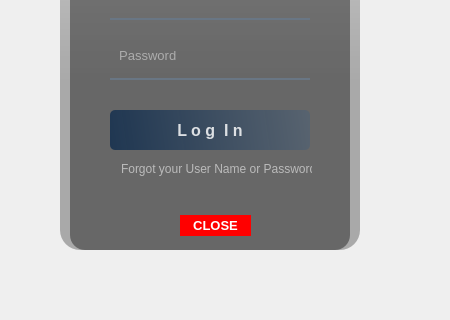
This is login.ui in evanskosgei/new_anpr as Qt 5 draws it before an edit; both pictures show x 0 to 450 and y 230 to 550 of the 450 by 550 pixel window. The edited form follows.
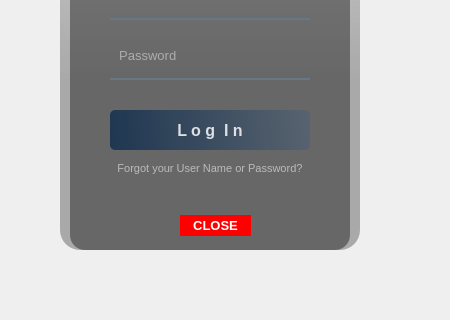
This is the edited form. Icons and pictures are not drawn.

The edit to the form file:
```diff
--- a/login.ui
+++ b/login.ui
@@ -200,21 +200,34 @@
    <widget class="QLabel" name="label_5">
     <property name="geometry">
      <rect>
-      <x>91</x>
+      <x>81</x>
       <y>358</y>
-      <width>191</width>
+      <width>201</width>
       <height>21</height>
      </rect>
     </property>
+    <property name="font">
+     <font>
+      <family>Arial</family>
+      <pointsize>8</pointsize>
+     </font>
+    </property>
     <property name="cursor">
      <cursorShape>PointingHandCursor</cursorShape>
     </property>
     <property name="styleSheet">
-     <string notr="true">color:rgba(255, 255, 255, 140);</string>
+     <string notr="true">QLabel{color:rgba(255, 255, 255, 140);}
+QLabel:hover{
+color:rgb(0, 85, 255);
+}
+</string>
     </property>
     <property name="text">
      <string>Forgot your User Name or Password? </string>
     </property>
+    <property name="alignment">
+     <set>Qt::AlignCenter</set>
+    </property>
    </widget>
    <widget class="QPushButton" name="pushButton_2">
     <property name="geometry">
```
